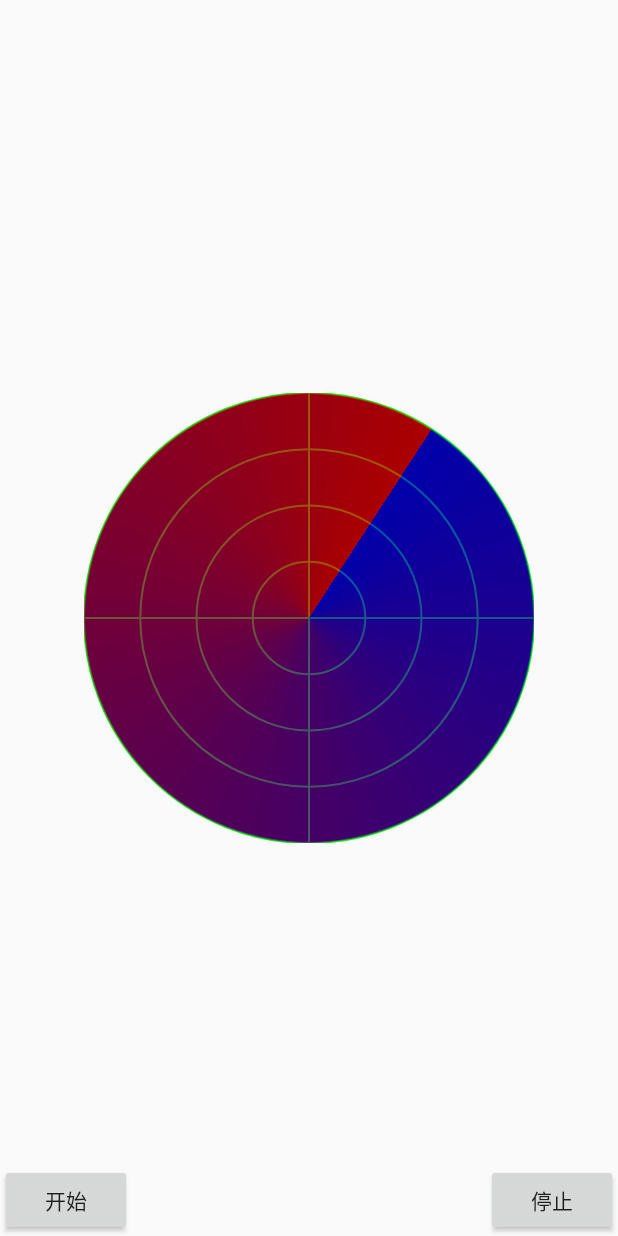
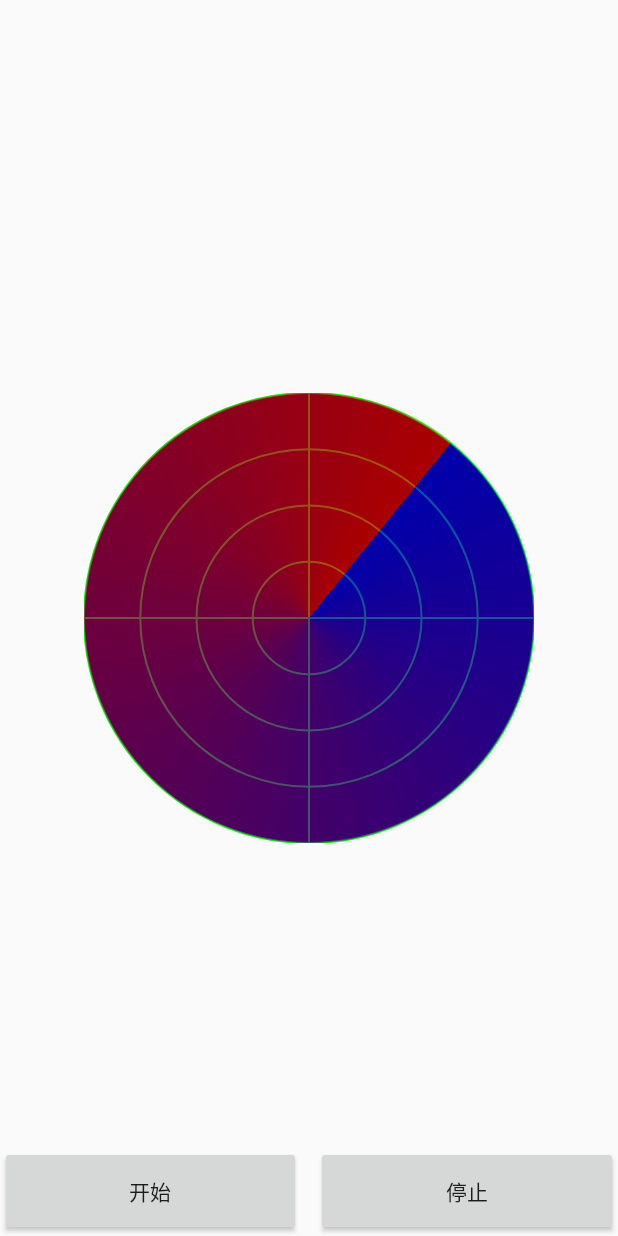
Before and after one commit to iwanttoseethecode/android_demo, an Android app: the RadarActivity screen opened directly, with no data from a screen before it, after a tap on "开始", on a phone screen of 412 x 824 dp. Run offline under Robolectric (Android 15) with nearby library versions, the phone set to English and light mode, and no system bars; our stand-ins replace ButterKnife.

Commit message:
增加一个新的自定义控件

```diff
--- a/app/src/main/AndroidManifest.xml
+++ b/app/src/main/AndroidManifest.xml
@@ -56,7 +56,8 @@
         <activity android:name=".newAnimation.OverPageActivity" />
         <activity android:name=".praise.PraiseActivity" />
         <activity android:name=".splashAnimation.SplashAnimationActivity" />
-        <activity android:name=".ScrollPoster.ScrollPosterActivity"></activity>
+        <activity android:name=".ScrollPoster.ScrollPosterActivity" />
+        <activity android:name=".xformode.XformodeDemoActivity"></activity>
     </application>
 
 </manifest>
--- a/app/src/main/java/com/example/luoling/android_dome/activity/MainActivity.java
+++ b/app/src/main/java/com/example/luoling/android_dome/activity/MainActivity.java
@@ -42,6 +42,7 @@ import com.example.luoling.android_dome.radar.RadarActivity;
 import com.example.luoling.android_dome.splashAnimation.SplashAnimationActivity;
 import com.example.luoling.android_dome.tagetcricle.TagetCricleActivity;
 import com.example.luoling.android_dome.xformode.XformodeActivity;
+import com.example.luoling.android_dome.xformode.XformodeDemoActivity;
 
 import java.util.ArrayList;
 import java.util.List;
@@ -95,13 +96,14 @@ public class MainActivity extends BaseActivity implements AdapterView.OnItemClic
        mList.add(new Model("来回滚动刷新", BallMoveActivity.class));
        mList.add(new Model("坐标转换", CoordinateActivity.class));
        mList.add(new Model("Xformode效果展示",XformodeActivity.class));
+       mList.add(new Model("Xformode案例", XformodeDemoActivity.class));
        mList.add(new Model("图片剪切", ClipActivity.class));
        mList.add(new Model("爆炸效果动画", BoomActivity.class));
        mList.add(new Model("自定义时钟", WatchActivity.class));
        mList.add(new Model("写字板", TabletActivity.class));
        mList.add(new Model("画矩形", DrawRectActivity.class));
        mList.add(new Model("阴影", ShadowActivity.class));
-       mList.add(new Model("雷达扫描",RadarActivity.class));
+       mList.add(new Model("雷达扫描和水波纹按钮",RadarActivity.class));
        mList.add(new Model("图层", After5_4Activity.class));
        mList.add(new Model("自定义控件", Chapter6Activity.class));
        mList.add(new Model("自定义流式布局", FlowLayoutActivity.class));
--- /dev/null
+++ b/app/src/main/java/com/example/luoling/android_dome/radar/RippleView.java
@@ -0,0 +1,94 @@
+package com.example.luoling.android_dome.radar;
+
+import android.animation.Animator;
+import android.animation.AnimatorListenerAdapter;
+import android.animation.ObjectAnimator;
+import android.content.Context;
+import android.graphics.Canvas;
+import android.graphics.Paint;
+import android.graphics.RadialGradient;
+import android.graphics.Shader;
+import android.util.AttributeSet;
+import android.view.MotionEvent;
+import android.view.animation.AccelerateInterpolator;
+
+public class RippleView extends android.support.v7.widget.AppCompatButton {
+
+    private int mX,mY;
+    private int DEFAULT_RADIUS = 50;
+    private int mCurRadius = 0;
+    private int maxRadius = 0;
+    private RadialGradient mRadialGradient;
+    private Paint mPaint;
+    private ObjectAnimator mAnimator;
+
+
+    public RippleView(Context context) {
+        super(context);
+        init();
+    }
+
+    public RippleView(Context context, AttributeSet attrs) {
+        super(context, attrs);
+        init();
+    }
+
+    private void init() {
+        setLayerType(LAYER_TYPE_HARDWARE,null);
+        mPaint = new Paint();
+    }
+
+    @Override
+    protected void onSizeChanged(int w, int h, int oldw, int oldh) {
+        super.onSizeChanged(w, h, oldw, oldh);
+        maxRadius = Math.max(w,h);
+    }
+
+    @Override
+    public boolean onTouchEvent(MotionEvent event) {
+
+        if (mX != event.getX() || mY != event.getY()){
+            mX = (int) event.getX();
+            mY = (int) event.getY();
+            setRadius(DEFAULT_RADIUS);
+        }
+
+        switch (event.getAction()){
+            case MotionEvent.ACTION_DOWN:
+                break;
+            case MotionEvent.ACTION_UP:
+                if (mAnimator != null && mAnimator.isRunning()){
+                    mAnimator.cancel();
+                }
+                if (mAnimator == null){
+                    mAnimator = ObjectAnimator.ofInt(this,"radius",DEFAULT_RADIUS,maxRadius);
+                }
+                mAnimator.setInterpolator(new AccelerateInterpolator());
+                mAnimator.addListener(new AnimatorListenerAdapter() {
+                    @Override
+                    public void onAnimationEnd(Animator animation) {
+                        setRadius(0);
+                    }
+                });
+                mAnimator.start();
+                break;
+        }
+
+        return super.onTouchEvent(event);
+    }
+
+    private void setRadius(int radius) {
+        mCurRadius = radius;
+        if (mCurRadius > 0){
+            mRadialGradient = new RadialGradient(mX,mY,mCurRadius,0x00ffffff,0xff58faac, Shader.TileMode.CLAMP);
+            mPaint.setShader(mRadialGradient);
+        }
+        invalidate();
+    }
+
+    @Override
+    protected void onDraw(Canvas canvas) {
+        super.onDraw(canvas);
+        canvas.drawCircle(mX,mY,mCurRadius,mPaint);
+    }
+}
--- a/app/src/main/java/com/example/luoling/android_dome/xformode/XformodeShowView.java
+++ b/app/src/main/java/com/example/luoling/android_dome/xformode/XformodeShowView.java
@@ -84,6 +84,7 @@ public class XformodeShowView extends View {
         super.onDraw(canvas);
         //设置背景色
         //canvas.drawARGB(255, 139, 197, 186);
+        setLayerType(LAYER_TYPE_HARDWARE,null);
 
         int canvasWidth = canvas.getWidth();
         int canvasHeight = canvas.getHeight();
@@ -92,7 +93,6 @@ public class XformodeShowView extends View {
             for(int column = 0; column < 4; column++){
                 canvas.save();
                 int layer = canvas.saveLayer(0, 0, canvasWidth, canvasHeight, null, Canvas.ALL_SAVE_FLAG);
-                mPaint.setXfermode(null);
                 int index = row * 4 + column;
                 float translateX = (mItemSize + mItemHorizontalOffset) * column;
                 float translateY = (mItemSize + mItemVerticalOffset) * row;
--- a/app/src/main/res/layout/activity_radar.xml
+++ b/app/src/main/res/layout/activity_radar.xml
@@ -17,20 +17,27 @@
         app:lineColor="#00ff00"
         app:startColor="#aa0000ff"/>
 
-    <Button
-        android:layout_width="wrap_content"
+    <LinearLayout
+        android:layout_width="match_parent"
         android:layout_height="wrap_content"
-        android:layout_alignParentLeft="true"
-        android:layout_alignParentBottom="true"
-        android:onClick="start"
-        android:text="开始"/>
+        android:orientation="horizontal"
+        android:layout_alignParentBottom="true">
 
-    <Button
-        android:layout_width="wrap_content"
-        android:layout_height="wrap_content"
-        android:layout_alignParentRight="true"
-        android:layout_alignParentBottom="true"
-        android:onClick="stop"
-        android:text="停止"/>
+        <com.example.luoling.android_dome.radar.RippleView
+            android:layout_width="0dp"
+            android:layout_height="60dp"
+            android:layout_weight="1"
+            android:onClick="start"
+            android:text="开始"/>
+
+        <com.example.luoling.android_dome.radar.RippleView
+            android:layout_width="0dp"
+            android:layout_height="60dp"
+            android:layout_marginLeft="10dp"
+            android:layout_weight="1"
+            android:onClick="stop"
+            android:text="停止"/>
+    </LinearLayout>
+
 
 </RelativeLayout>
--- a/app/src/main/res/values/strings.xml
+++ b/app/src/main/res/values/strings.xml
@@ -25,6 +25,8 @@
         <item>位图渐变</item>
         <item>混合渐变</item>
         <item>渐变和矩阵</item>
+        <item>文字高亮</item>
+        <item>图片放大镜</item>
     </array>
 
     <array name="Layer1">
```
Also changed, not shown: app/src/main/java/com/example/luoling/android_dome/chapter5/HighLightLinearGradientTextView.java (added, +55 -0 lines), app/src/main/java/com/example/luoling/android_dome/chapter5/ShadowActivity.java (+11 -1 lines), app/src/main/java/com/example/luoling/android_dome/chapter5/ZoomImageView.java (added, +82 -0 lines), app/src/main/java/com/example/luoling/android_dome/xformode/CircleWaveView.java (added, +109 -0 lines), app/src/main/java/com/example/luoling/android_dome/xformode/HeartMapView.java (added, +114 -0 lines), app/src/main/java/com/example/luoling/android_dome/xformode/XformodeDemoActivity.java (added, +13 -0 lines), app/src/main/res/layout/activity_shadow.xml (+19 -0 lines), app/src/main/res/layout/activity_xformode_demo.xml (added, +22 -0 lines), app/src/main/res/mipmap-xxhdpi/circle_shape.png (added), app/src/main/res/mipmap-xxhdpi/heartmap.png (added), app/src/main/res/mipmap-xxhdpi/wave_bg.png (added).
